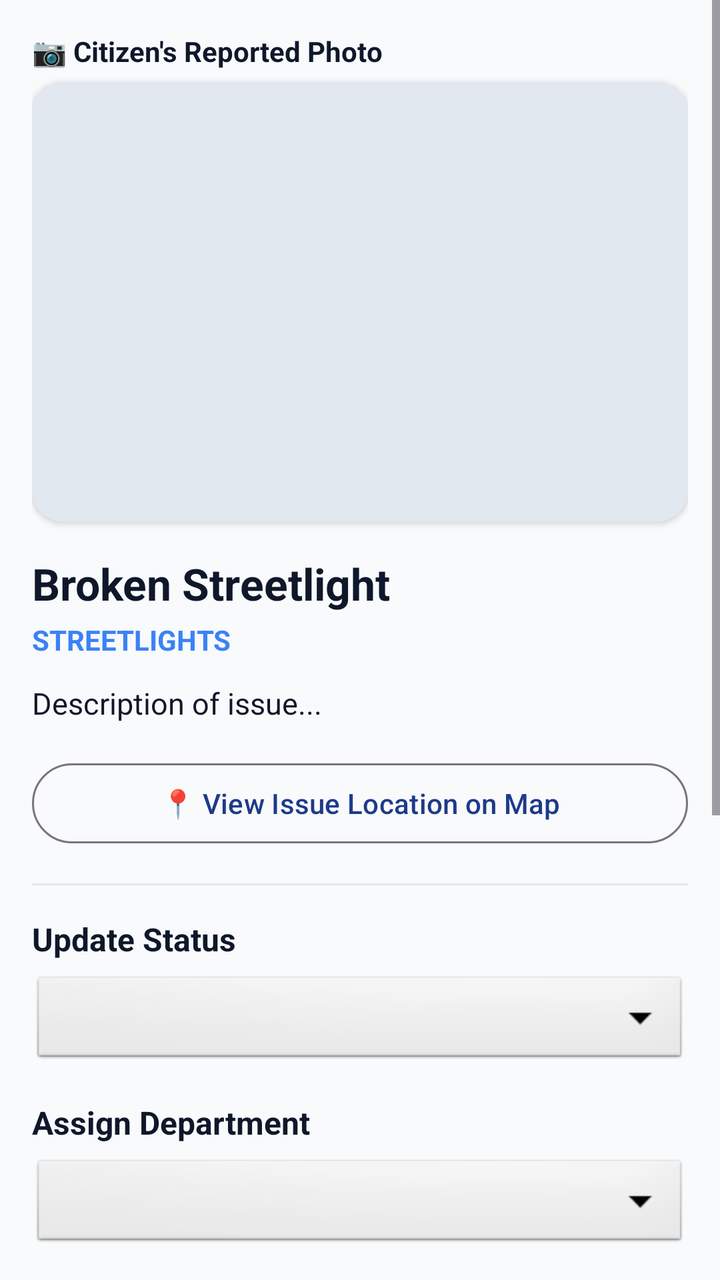
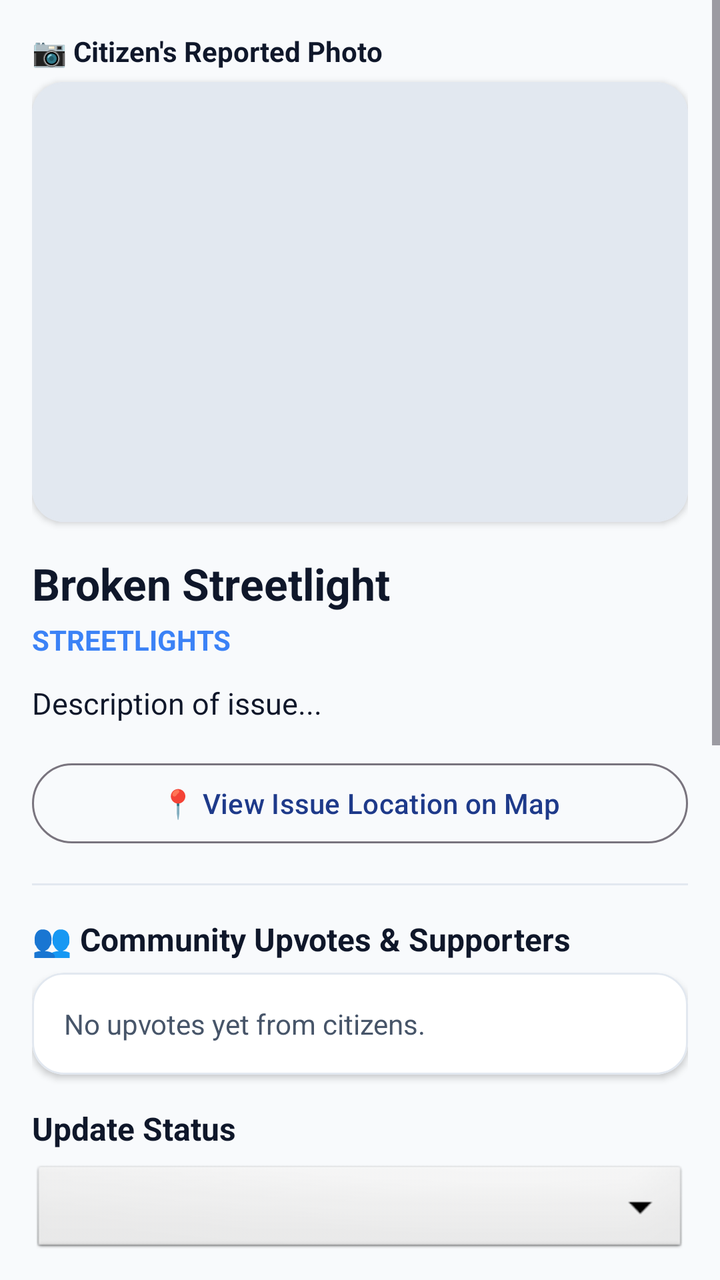

Compare the two renders of this Android layout. The source of the first and the diff that turns it into the second are given below.
<!-- AndroidManifest.xml: application theme Theme.MunicipalCitizenApp -->
<!-- res/layout/activity_officer_complaint_details.xml -->
<?xml version="1.0" encoding="utf-8"?>
<ScrollView xmlns:android="http://schemas.android.com/apk/res/android"
    xmlns:app="http://schemas.android.com/apk/res-auto"
    android:layout_width="match_parent"
    android:layout_height="match_parent"
    android:background="@color/bg_light">

    <LinearLayout
        android:layout_width="match_parent"
        android:layout_height="wrap_content"
        android:orientation="vertical"
        android:padding="16dp">

        <TextView
            android:layout_width="wrap_content"
            android:layout_height="wrap_content"
            android:text="📷 Citizen's Reported Photo"
            android:textSize="14sp"
            android:textStyle="bold"
            android:textColor="@color/black"
            android:layout_marginBottom="6dp" />

        <com.google.android.material.card.MaterialCardView
            android:layout_width="match_parent"
            android:layout_height="wrap_content"
            app:cardCornerRadius="16dp"
            app:cardElevation="2dp"
            app:strokeWidth="1dp"
            app:strokeColor="@color/card_stroke"
            android:layout_marginBottom="16dp">

            <ImageView
                android:id="@+id/ivDetailPhoto"
                android:layout_width="match_parent"
                android:layout_height="220dp"
                android:scaleType="centerCrop"
                android:background="#E2E8F0" />
        </com.google.android.material.card.MaterialCardView>

        <TextView
            android:id="@+id/tvDetailTitle"
            android:layout_width="match_parent"
            android:layout_height="wrap_content"
            android:text="Broken Streetlight"
            android:textSize="22sp"
            android:textStyle="bold"
            android:textColor="@color/black" />

        <TextView
            android:id="@+id/tvDetailCategory"
            android:layout_width="wrap_content"
            android:layout_height="wrap_content"
            android:text="STREETLIGHTS"
            android:textColor="@color/primary_light"
            android:textStyle="bold"
            android:layout_marginTop="4dp" />

        <TextView
            android:id="@+id/tvDetailDescription"
            android:layout_width="match_parent"
            android:layout_height="wrap_content"
            android:layout_marginTop="12dp"
            android:text="Description of issue..."
            android:textColor="@color/black"
            android:textSize="15sp" />

        <Button
            android:id="@+id/btnViewMap"
            style="@style/Widget.Material3.Button.OutlinedButton"
            android:layout_width="match_parent"
            android:layout_height="wrap_content"
            android:text="📍 View Issue Location on Map"
            android:layout_marginTop="16dp" />

        <View
            android:layout_width="match_parent"
            android:layout_height="1dp"
            android:background="@color/card_stroke"
            android:layout_marginVertical="16dp" />

        <TextView
            android:layout_width="wrap_content"
            android:layout_height="wrap_content"
            android:text="Update Status"
            android:textStyle="bold"
            android:textColor="@color/black"
            android:textSize="16sp"
            android:layout_marginBottom="6dp" />

        <Spinner
            android:id="@+id/spinnerStatus"
            android:layout_width="match_parent"
            android:layout_height="48dp"
            android:background="@android:drawable/btn_dropdown"
            android:layout_marginBottom="16dp" />

        <TextView
            android:layout_width="wrap_content"
            android:layout_height="wrap_content"
            android:text="Assign Department"
            android:textStyle="bold"
            android:textColor="@color/black"
            android:textSize="16sp"
            android:layout_marginBottom="6dp" />

        <Spinner
            android:id="@+id/spinnerDepartment"
            android:layout_width="match_parent"
            android:layout_height="48dp"
            android:background="@android:drawable/btn_dropdown"
            android:layout_marginBottom="16dp" />

        <TextView
            android:layout_width="wrap_content"
            android:layout_height="wrap_content"
            android:text="Priority Level"
            android:textStyle="bold"
            android:textColor="@color/black"
            android:textSize="16sp"
            android:layout_marginBottom="6dp" />

        <Spinner
            android:id="@+id/spinnerPriority"
            android:layout_width="match_parent"
            android:layout_height="48dp"
            android:background="@android:drawable/btn_dropdown"
            android:layout_marginBottom="16dp" />

        <TextView
            android:layout_width="wrap_content"
            android:layout_height="wrap_content"
            android:text="Resolution Notes"
            android:textStyle="bold"
            android:textColor="@color/black"
            android:textSize="16sp"
            android:layout_marginBottom="6dp" />

        <com.google.android.material.textfield.TextInputLayout
            android:layout_width="match_parent"
            android:layout_height="wrap_content"
            style="@style/Widget.Material3.TextInputLayout.OutlinedBox"
            android:layout_marginBottom="16dp">
            <com.google.android.material.textfield.TextInputEditText
                android:id="@+id/etResolutionNotes"
                android:layout_width="match_parent"
                android:layout_height="wrap_content"
                android:hint="Add internal notes on repair..."
                android:inputType="textMultiLine"
                android:lines="3"
                android:gravity="top" />
        </com.google.android.material.textfield.TextInputLayout>

        <Button
            android:id="@+id/btnTakeResolvedPhoto"
            style="@style/Widget.Material3.Button.OutlinedButton"
            android:layout_width="match_parent"
            android:layout_height="wrap_content"
            android:text="📷 Take Resolution Proof Photo (After)"
            android:layout_marginBottom="12dp" />

        <com.google.android.material.card.MaterialCardView
            android:id="@+id/cardResolvedPhotoPreview"
            android:layout_width="match_parent"
            android:layout_height="wrap_content"
            app:cardCornerRadius="16dp"
            app:cardElevation="2dp"
            app:strokeWidth="1dp"
            app:strokeColor="@color/card_stroke"
            android:layout_marginBottom="16dp"
            android:visibility="gone">
            <ImageView
                android:id="@+id/ivResolvedPhotoPreview"
                android:layout_width="match_parent"
                android:layout_height="180dp"
                android:scaleType="centerCrop" />
        </com.google.android.material.card.MaterialCardView>

        <Button
            android:id="@+id/btnUpdateStatus"
            android:layout_width="match_parent"
            android:layout_height="52dp"
            android:text="UPDATE STATUS"
            android:textSize="15sp" />

    </LinearLayout>
</ScrollView>
<!-- resources referenced by this layout -->
<resources>
  <color name="bg_light">#F8FAFC</color>
  <color name="black">#0F172A</color>
  <color name="card_stroke">#E2E8F0</color>
  <color name="primary_light">#3B82F6</color>
  <style name="Theme.MunicipalCitizenApp" parent="Theme.Material3.Light.NoActionBar">
          <item name="colorPrimary">@color/primary_blue</item>
          <item name="colorOnPrimary">@color/white</item>
          <item name="colorPrimaryContainer">@color/purple_200</item>
          <item name="colorSecondary">@color/accent_teal</item>
          <item name="android:windowBackground">@color/bg_light</item>
          <item name="android:forceDarkAllowed" tools:targetApi="q">false</item>
      </style>
  <color name="primary_blue">#1E3A8A</color>
  <color name="white">#FFFFFF</color>
  <color name="purple_200">#93C5FD</color>
  <color name="accent_teal">#0D9488</color>
</resources>

<!-- the commit's change to res/layout/activity_officer_complaint_details.xml (unified diff, before → after) -->
@@ -77,6 +77,41 @@
             android:layout_height="1dp"
             android:background="@color/card_stroke"
             android:layout_marginVertical="16dp" />
+
+        <TextView
+            android:layout_width="wrap_content"
+            android:layout_height="wrap_content"
+            android:text="👥 Community Upvotes &amp; Supporters"
+            android:textStyle="bold"
+            android:textColor="@color/black"
+            android:textSize="16sp"
+            android:layout_marginBottom="6dp" />
+
+        <com.google.android.material.card.MaterialCardView
+            android:layout_width="match_parent"
+            android:layout_height="wrap_content"
+            app:cardCornerRadius="16dp"
+            app:cardElevation="2dp"
+            app:cardBackgroundColor="@color/white"
+            app:strokeWidth="1dp"
+            app:strokeColor="@color/card_stroke"
+            android:layout_marginBottom="16dp">
+
+            <LinearLayout
+                android:layout_width="match_parent"
+                android:layout_height="wrap_content"
+                android:orientation="vertical"
+                android:padding="16dp">
+
+                <TextView
+                    android:id="@+id/tvUpvotedUsersList"
+                    android:layout_width="match_parent"
+                    android:layout_height="wrap_content"
+                    android:text="No upvotes yet from citizens."
+                    android:textColor="#475569"
+                    android:textSize="14sp" />
+            </LinearLayout>
+        </com.google.android.material.card.MaterialCardView>
 
         <TextView
             android:layout_width="wrap_content"
